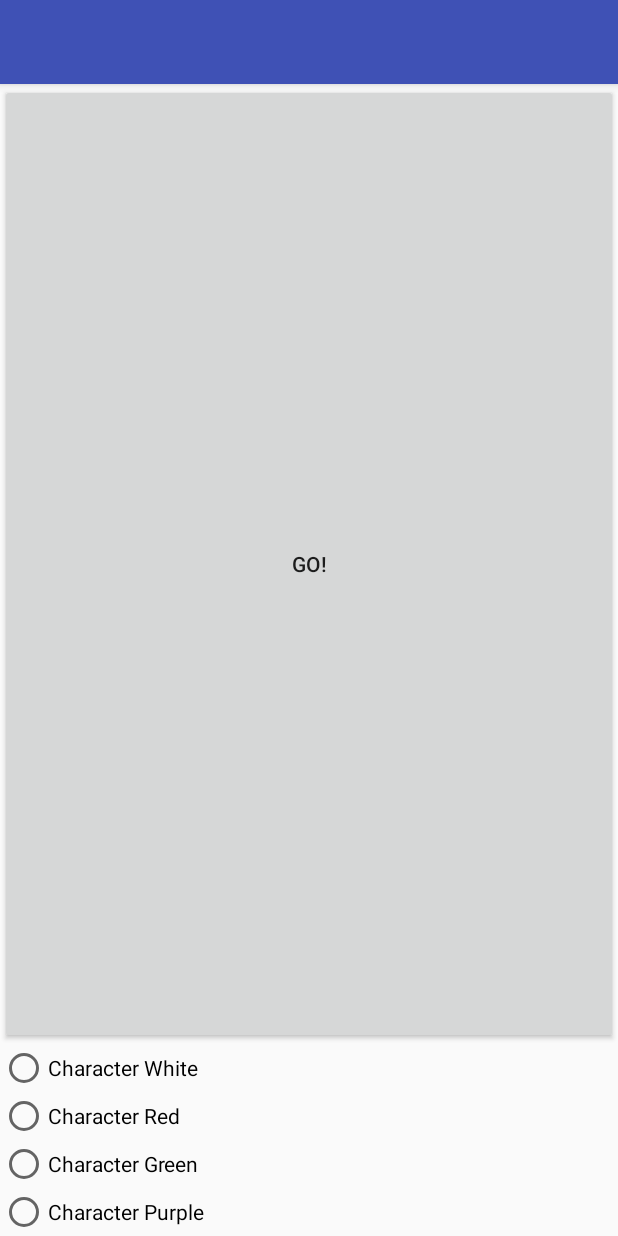
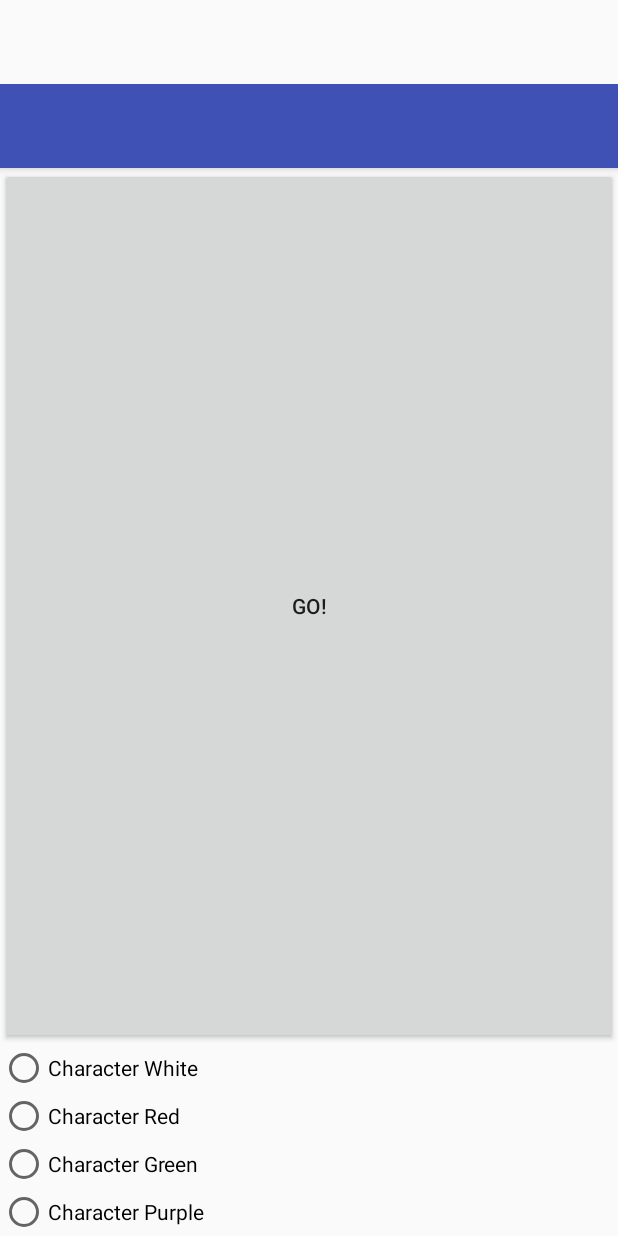
Before and after one commit to semaphore-soft/Cypher, an Android app: the layout character_select.xml on its own in the app's theme, with its tools: preview values and no code run, on a phone screen of 412 x 824 dp. Run offline under Robolectric (Android 15) with nearby library versions, the phone set to English and light mode, and no system bars.

Commit message:
updated gradle compile version; added coordinator layout wrapper to game flow activity layouts to fix top bar

```diff
--- a/Source/Cypher/app/build.gradle
+++ b/Source/Cypher/app/build.gradle
@@ -2,7 +2,7 @@
 
 android {
     compileSdkVersion 24
-    buildToolsVersion "24.0.2"
+    buildToolsVersion "24.0.3"
 
     defaultConfig {
         applicationId "com.semaphore_soft.apps.cypher"
--- a/Source/Cypher/app/src/main/res/layout/activity_main.xml
+++ b/Source/Cypher/app/src/main/res/layout/activity_main.xml
@@ -1,5 +1,6 @@
 <?xml version="1.0" encoding="utf-8"?>
-<android.support.design.widget.CoordinatorLayout xmlns:android="http://schemas.android.com/apk/res/android"
+<android.support.design.widget.CoordinatorLayout
+    xmlns:android="http://schemas.android.com/apk/res/android"
     xmlns:app="http://schemas.android.com/apk/res-auto"
     xmlns:tools="http://schemas.android.com/tools"
     android:layout_width="match_parent"
--- a/Source/Cypher/app/src/main/res/layout/character_select.xml
+++ b/Source/Cypher/app/src/main/res/layout/character_select.xml
@@ -1,5 +1,15 @@
 <?xml version="1.0" encoding="utf-8"?>
-<LinearLayout xmlns:android="http://schemas.android.com/apk/res/android"
+<android.support.design.widget.CoordinatorLayout
+    xmlns:android="http://schemas.android.com/apk/res/android"
+    xmlns:app="http://schemas.android.com/apk/res-auto"
+    xmlns:tools="http://schemas.android.com/tools"
+    android:layout_width="match_parent"
+    android:layout_height="match_parent"
+    android:fitsSystemWindows="true"
+    tools:context="com.semaphore_soft.apps.cypher.CharacterSelectActivity">
+
+    <LinearLayout
+        xmlns:android="http://schemas.android.com/apk/res/android"
         xmlns:app="http://schemas.android.com/apk/res-auto"
         android:orientation="vertical"
         android:layout_width="match_parent"
@@ -57,3 +67,5 @@
 
         </RadioGroup>
     </LinearLayout>
+
+</android.support.design.widget.CoordinatorLayout>
--- a/Source/Cypher/build.gradle
+++ b/Source/Cypher/build.gradle
@@ -5,7 +5,7 @@
         jcenter()
     }
     dependencies {
-        classpath 'com.android.tools.build:gradle:2.2.2'
+        classpath 'com.android.tools.build:gradle:2.2.3'
 
         // NOTE: Do not place your application dependencies here; they belong
         // in the individual module build.gradle files
```
Also changed, not shown: Source/Cypher/app/src/main/res/layout/connection_lobby.xml (+11 -0 lines). Lines whose indentation alone changed are shown as unchanged.
